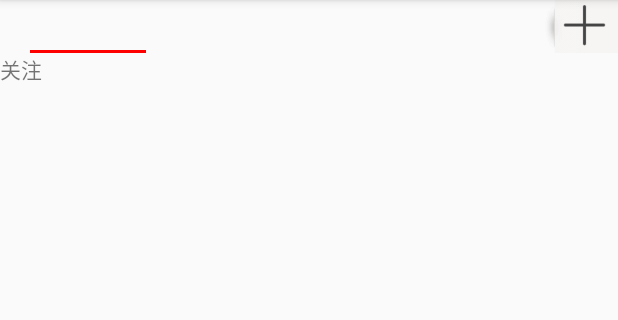
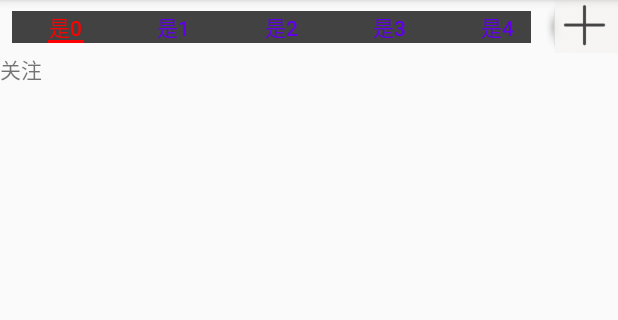
Before and after one commit to kaixugege/MyTouTiao, an Android app: the NewsDelegate screen opened directly, with no data from a screen before it, on a phone screen of 412 x 824 dp, the part 84-404 px from its top. Run offline under Robolectric (Android 15) with nearby library versions, the phone set to English and light mode, and no system bars; 2 statements that could not run were skipped.

Commit message:
修改指示器

```diff
--- a/ec/src/main/java/com/kaixugege/xu_ec/news/NewsDelegate.java
+++ b/ec/src/main/java/com/kaixugege/xu_ec/news/NewsDelegate.java
@@ -48,15 +48,25 @@ public class NewsDelegate extends BaseDelegate {
 
         tab.setTabMode(MODE_SCROLLABLE);
         tab.setupWithViewPager(viewPager);
+
+
         tab.setSelectedTabIndicatorColor(getResources().getColor(R.color.red));
+        tab.setMinimumWidth(15);
         tab.setTabTextColors(getResources().getColor(R.color.design_default_color_primary),getResources().getColor(R.color.red));
         int i = 0;
         for (Channel channel : Helper.initChannelData()) {
-            TabLayout.Tab t = tab.newTab().setText(channel.getTitle()).setCustomView(R.layout.tab_news);
-            tab.addTab(t, i);
-            View view = tab.getTabAt(i).getCustomView();
-            TextView textView = view.findViewById(R.id.tab_news_txt);
-            textView.setText(channel.getTitle()+" !!");
+            tab.getTabAt(i).setText("是"+i);
+            View view1 = tab.getChildAt(i);
+            view1.setBackgroundDrawable(new ProxyDrawable(view1));
+
+//            TabLayout.Tab t = tab.newTab().setText(channel.getTitle()).setCustomView(R.layout.tab_news);
+//            TextView v =(TextView) t.getCustomView().findViewById(R.id.tab_news_txt);
+//            v.setText(i);
+
+//            tab.addTab(t, i);
+//            View view = tab.getTabAt(i).getCustomView();
+//            TextView textView = view.findViewById(R.id.tab_news_txt);
+//            textView.setText(channel.getTitle()+" !!");
             i++;
         }
         tab.setTabIndicatorFullWidth(false);
--- /dev/null
+++ b/ec/src/main/java/com/kaixugege/xu_ec/news/ProxyDrawable.java
@@ -0,0 +1,72 @@
+package com.kaixugege.xu_ec.news;
+
+import android.graphics.Canvas;
+import android.graphics.ColorFilter;
+import android.graphics.Paint;
+import android.graphics.PixelFormat;
+import android.graphics.RectF;
+import android.graphics.drawable.Drawable;
+import android.support.annotation.IntRange;
+import android.support.annotation.NonNull;
+import android.support.annotation.Nullable;
+import android.view.View;
+
+import java.lang.reflect.Field;
+
+public class ProxyDrawable extends Drawable {
+    View view;
+    Paint paint;
+
+    float paddingLeft ;
+    float paddingTop;
+
+    public ProxyDrawable(View view) {
+        this.view = view;
+        paint = new Paint();
+        paint.setColor(0xFF6DA9FF);
+        float density = view.getResources().getDisplayMetrics().density;
+        //这两个留白可以根据需求更改
+        paddingLeft = 0 * density;
+        paddingTop =  5 * density;
+    }
+
+    @Override
+    public void draw(@NonNull Canvas canvas) {
+        //这里通过反射获取SlidingTabStrip的两个变量，源代码画的是下划线，我们现在画的是带圆角的矩形
+        int mIndicatorLeft = getIntValue("mIndicatorLeft");
+        int mIndicatorRight = getIntValue("mIndicatorRight");
+        int height = view.getHeight();
+        int radius = height / 2;
+        if (mIndicatorLeft >= 0 && mIndicatorRight > mIndicatorLeft) {
+            canvas.drawRoundRect(new RectF(mIndicatorLeft + (int)paddingLeft, (int)paddingTop, mIndicatorRight - (int)paddingLeft, height - (int)paddingTop), radius, radius, paint);
+        }
+    }
+
+    int getIntValue(String name) {
+        try {
+            Field f = view.getClass().getDeclaredField(name);
+            f.setAccessible(true);
+            Object obj = f.get(view);
+            return (Integer) obj;
+        } catch (Exception e) {
+            e.printStackTrace();
+        }
+
+        return 0;
+    }
+
+    @Override
+    public void setAlpha(@IntRange(from = 0, to = 255) int alpha) {
+
+    }
+
+    @Override
+    public void setColorFilter(@Nullable ColorFilter colorFilter) {
+
+    }
+
+    @Override
+    public int getOpacity() {
+        return PixelFormat.UNKNOWN;
+    }
+}
--- a/ec/src/main/java/com/kaixugege/xu_ec/news/VpAdapter.java
+++ b/ec/src/main/java/com/kaixugege/xu_ec/news/VpAdapter.java
@@ -42,11 +42,11 @@ class VpAdapter extends FragmentStatePagerAdapter {
         return mFragments.get(i);
     }
 
-    @Nullable
-    @Override
-    public CharSequence getPageTitle(int position) {
-        return ((Channel) (mChannels.get(position))).getTitle();
-    }
+//    @Nullable
+//    @Override
+//    public CharSequence getPageTitle(int position) {
+//        return ((Channel) (mChannels.get(position))).getTitle();
+//    }
 
     @Override
     public int getCount() {
--- a/ec/src/main/res/layout/delegate_news.xml
+++ b/ec/src/main/res/layout/delegate_news.xml
@@ -13,6 +13,7 @@
         <android.support.design.widget.TabLayout
             android:id="@+id/tabContent"
             android:layout_width="0dp"
+            android:background="@color/cardview_dark_background"
             android:layout_height="wrap_content"
             android:layout_marginStart="8dp"
             android:layout_marginEnd="8dp"
--- a/ec/src/main/res/layout/tab_news.xml
+++ b/ec/src/main/res/layout/tab_news.xml
@@ -1,18 +1,23 @@
 <?xml version="1.0" encoding="utf-8"?>
-<android.support.constraint.ConstraintLayout
-    xmlns:android="http://schemas.android.com/apk/res/android"
+<android.support.constraint.ConstraintLayout xmlns:android="http://schemas.android.com/apk/res/android"
     xmlns:app="http://schemas.android.com/apk/res-auto"
     xmlns:tools="http://schemas.android.com/tools"
     android:layout_width="match_parent"
     android:layout_height="match_parent">
 
-    <TextView
-        android:id="@+id/tab_news_txt"
+    <LinearLayout
         android:layout_width="wrap_content"
         android:layout_height="wrap_content"
-        android:layout_marginStart="40dp"
-        android:layout_marginTop="32dp"
-        android:text="TextView"
         app:layout_constraintStart_toStartOf="parent"
-        app:layout_constraintTop_toTopOf="parent" />
+        app:layout_constraintTop_toTopOf="parent">
+
+        <TextView
+            android:id="@+id/tab_news_txt"
+            android:layout_width="wrap_content"
+            android:layout_height="wrap_content"
+            android:layout_marginStart="40dp"
+            android:layout_marginTop="32dp"
+            android:text="TextView" />
+    </LinearLayout>
+
 </android.support.constraint.ConstraintLayout>
```
